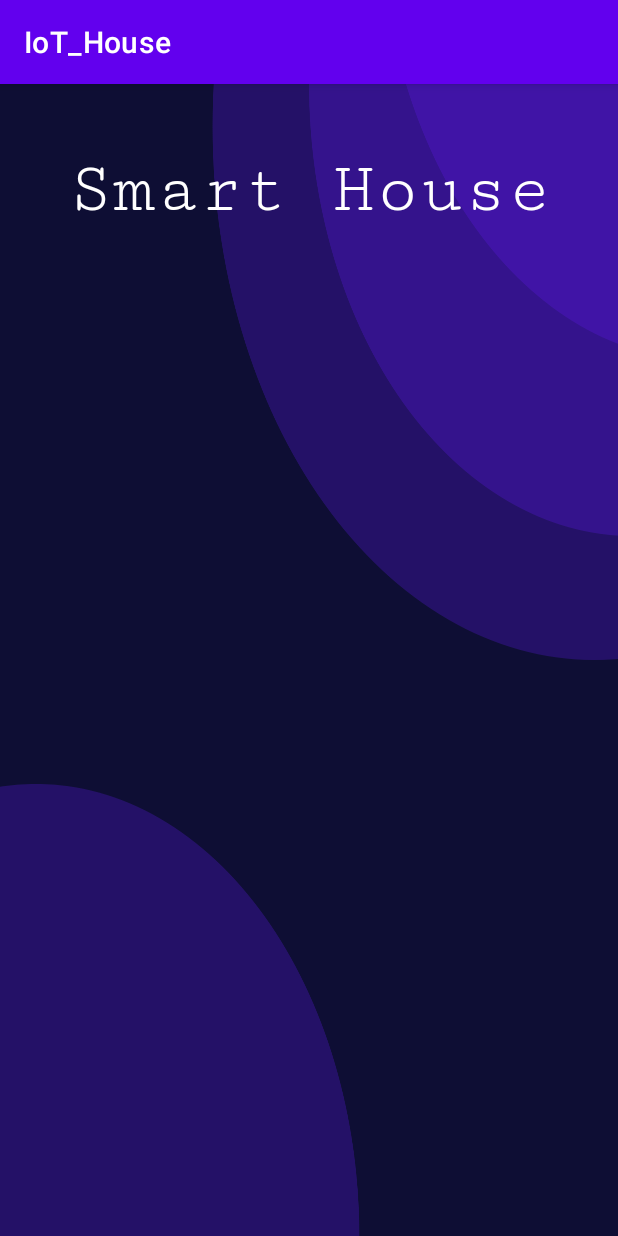
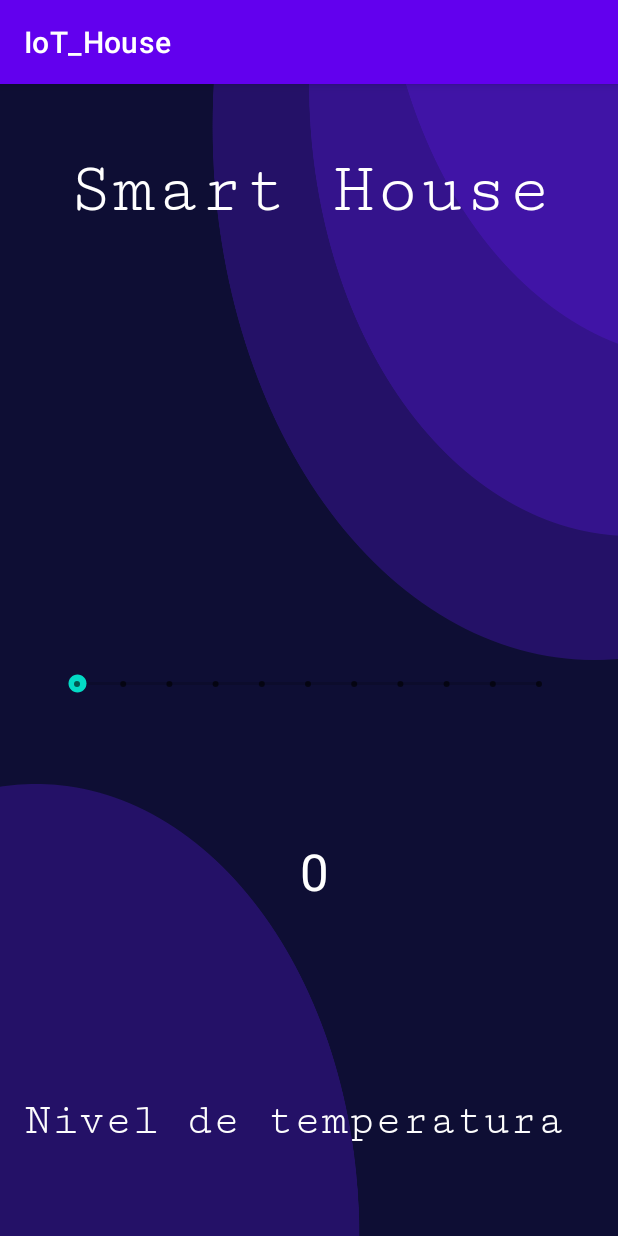
Before and after one commit to Vicente105/IoT_House, an Android app: the MainActivity6 screen opened directly, with no data from a screen before it, on a phone screen of 412 x 824 dp. Run offline under Robolectric (Android 15) with nearby library versions, the phone set to English and light mode, and no system bars.

Commit message:
Agregamos el activity5

```diff
--- a/app/src/main/res/layout/activity_main5.xml
+++ b/app/src/main/res/layout/activity_main5.xml
@@ -11,8 +11,8 @@
         android:id="@+id/ivcontrol"
         android:layout_width="wrap_content"
         android:layout_height="wrap_content"
-        android:layout_marginStart="44dp"
-        android:layout_marginTop="400dp"
+        android:layout_marginStart="52dp"
+        android:layout_marginTop="308dp"
         android:fontFamily="serif-monospace"
         android:text="Nivel de agua"
         android:textColor="#FDFDFD"
--- a/app/src/main/res/layout/activity_main6.xml
+++ b/app/src/main/res/layout/activity_main6.xml
@@ -20,4 +20,58 @@
         app:layout_constraintStart_toStartOf="parent"
         app:layout_constraintTop_toTopOf="parent" />
 
+    <TextView
+        android:id="@+id/tvnivev"
+        android:layout_width="wrap_content"
+        android:layout_height="wrap_content"
+        android:layout_marginStart="200dp"
+        android:layout_marginTop="132dp"
+        android:text=" "
+        android:textColor="#FFFFFF"
+        android:textSize="34sp"
+        app:layout_constraintStart_toStartOf="parent"
+        app:layout_constraintTop_toBottomOf="@+id/tvApp" />
+
+    <SeekBar
+        android:id="@+id/sbluz"
+        style="@style/Widget.AppCompat.SeekBar.Discrete"
+        android:layout_width="340dp"
+        android:layout_height="115dp"
+        android:layout_marginStart="16dp"
+        android:layout_marginTop="68dp"
+        android:layout_marginEnd="16dp"
+        android:max="10"
+        android:progress="0"
+        app:layout_constraintEnd_toEndOf="parent"
+        app:layout_constraintHorizontal_bias="0.487"
+        app:layout_constraintStart_toStartOf="parent"
+        app:layout_constraintTop_toBottomOf="@+id/tvnivev" />
+
+    <TextView
+        android:id="@+id/ivcontrol"
+        android:layout_width="wrap_content"
+        android:layout_height="wrap_content"
+        android:layout_marginStart="16dp"
+        android:layout_marginTop="216dp"
+        android:fontFamily="serif-monospace"
+        android:text="Nivel de temperatura"
+        android:textColor="#FDFDFD"
+        android:textColorHighlight="#FAFAFA"
+        android:textSize="30sp"
+        app:layout_constraintStart_toStartOf="parent"
+        app:layout_constraintTop_toBottomOf="@+id/sbluz" />
+
+    <TextView
+        android:id="@+id/tvnivel"
+        android:layout_width="wrap_content"
+        android:layout_height="wrap_content"
+        android:layout_marginStart="200dp"
+        android:layout_marginTop="44dp"
+        android:text="0"
+        android:textColor="#FFFFFF"
+        android:textSize="34sp"
+        app:layout_constraintStart_toStartOf="parent"
+        app:layout_constraintTop_toBottomOf="@+id/sbluz" />
+
+
 </androidx.constraintlayout.widget.ConstraintLayout>
```
